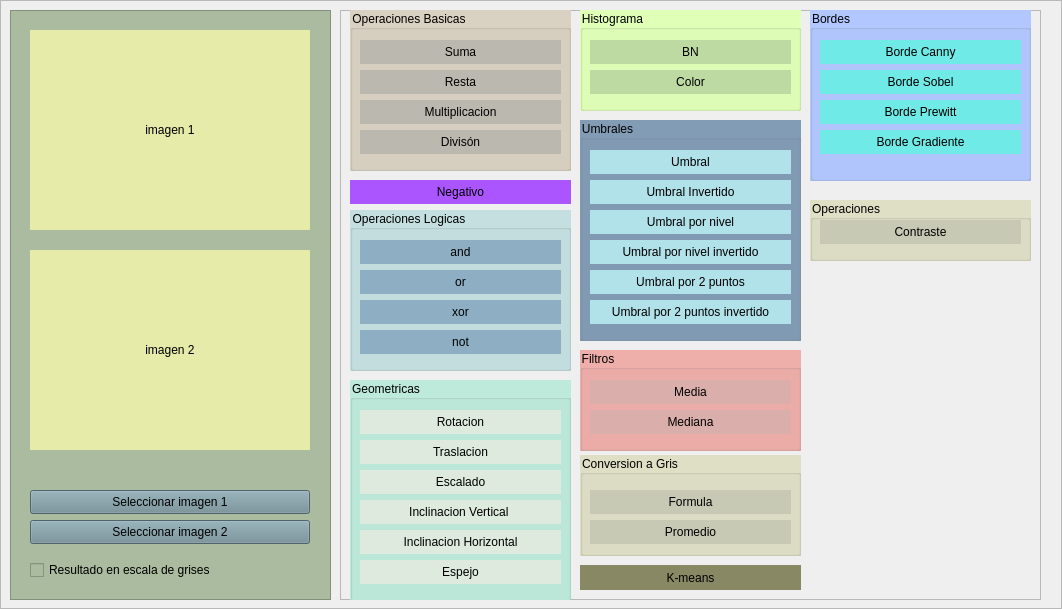
This is main.ui in AlvaroCastro1/openCV as Qt 5 draws it before an edit. The edited form follows.
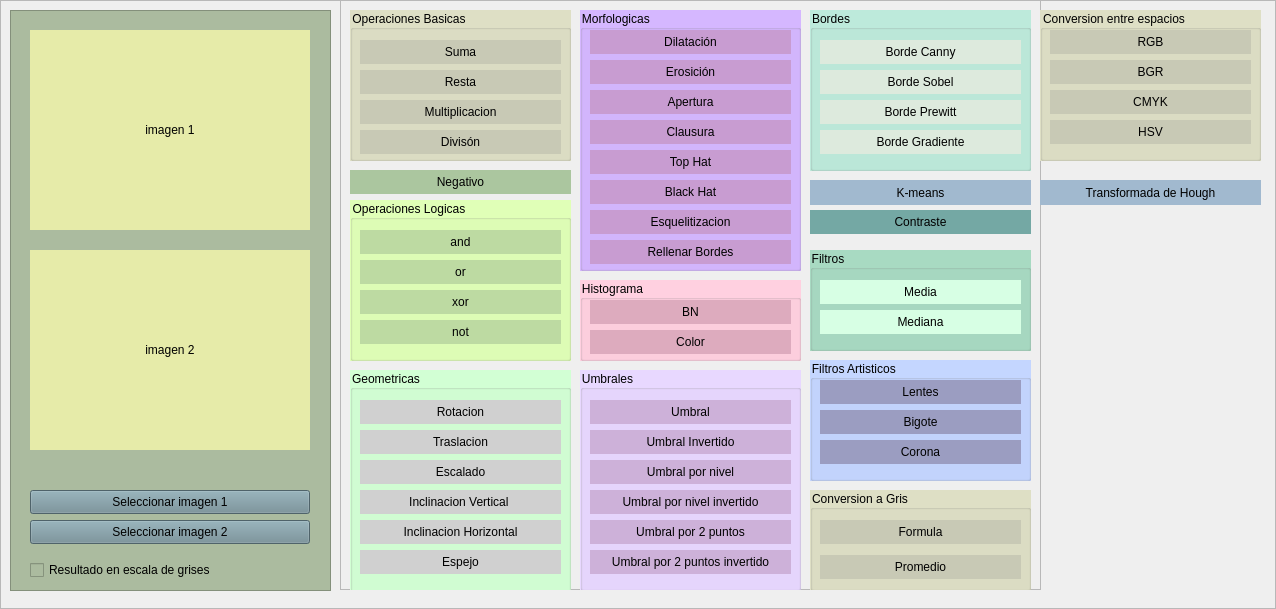
This is the edited form.

Patch:
```diff
--- a/main.ui
+++ b/main.ui
@@ -6,7 +6,7 @@
    <rect>
     <x>0</x>
     <y>0</y>
-    <width>1062</width>
+    <width>1276</width>
     <height>609</height>
    </rect>
   </property>
@@ -50,7 +50,7 @@
          <x>10</x>
          <y>10</y>
          <width>321</width>
-         <height>590</height>
+         <height>581</height>
         </rect>
        </property>
        <property name="styleSheet">
@@ -151,7 +151,7 @@
        <property name="geometry">
         <rect>
          <x>340</x>
-         <y>10</y>
+         <y>0</y>
          <width>701</width>
          <height>590</height>
         </rect>
@@ -180,26 +180,26 @@
         <property name="geometry">
          <rect>
           <x>10</x>
-          <y>0</y>
+          <y>10</y>
           <width>221</width>
-          <height>161</height>
+          <height>151</height>
          </rect>
         </property>
         <property name="styleSheet">
          <string notr="true">QGroupBox{
-	background-color: rgb(217, 209, 194);
+	background-color: rgb(222, 223, 197);
 	color: rgb(0, 0, 0);
 }
 
 QPushButton{
-	background-color: rgb(187, 184, 175);
+	background-color: rgb(200, 201, 181);
 	border-radius: 20px;
 }
 
 QPushButton:hover {
-	color: rgb(255,255,255);
-	background-color: rgb(97, 105, 83);
-}</string>
+	background-color: rgb(178, 179,159);
+}
+</string>
         </property>
         <property name="title">
          <string>Operaciones Basicas</string>
@@ -271,8 +271,12 @@
         </property>
         <property name="styleSheet">
          <string notr="true">QPushButton{
-	background-color: rgb(170, 85, 255);
+	background-color: rgb(171, 198, 159);
 	border-radius: 20px;
+}
+QPushButton:hover {
+	color: rgb(255,255,255);
+	background-color: rgb(182, 204, 181);
 }</string>
         </property>
         <property name="text">
@@ -290,17 +294,18 @@
         </property>
         <property name="styleSheet">
          <string notr="true">QGroupBox{
-	background-color: rgb(197, 223, 224);
+	background-color: rgb(224, 255, 183);
 	color: rgb(0, 0, 0);
 }
 
 QPushButton{
-	background-color: rgb(141, 174, 195);
+	background-color: rgb(189, 218, 162);
 	border-radius: 20px;
 }
 
 QPushButton:hover {
-	background-color: rgb(41, 174, 195);
+	color: rgb(255,255,255);
+	background-color: rgb(235, 255, 213);
 }</string>
         </property>
         <property name="title">
@@ -373,12 +378,12 @@
         </property>
         <property name="styleSheet">
          <string notr="true">QGroupBox{
-	background-color: rgb(189, 234, 219);
+	background-color: rgb(210, 255, 212);
 	color: rgb(0, 0, 0);
 }
 
 QPushButton{
-	background-color: rgb(221, 234, 221);
+	background-color:rgb(208, 208, 208);
 	border-radius: 20px;
 }
 
@@ -475,25 +480,25 @@
         <property name="geometry">
          <rect>
           <x>240</x>
-          <y>0</y>
+          <y>280</y>
           <width>221</width>
-          <height>101</height>
+          <height>81</height>
          </rect>
         </property>
         <property name="styleSheet">
          <string notr="true">QGroupBox{
-	background-color: rgb(224, 255, 183);
+	background-color: rgb(255, 208, 224);
 	color: rgb(0, 0, 0);
 }
 
 QPushButton{
-	background-color: rgb(189, 218, 162);
+	background-color: rgb(221, 171, 190);
 	border-radius: 20px;
 }
 
 QPushButton:hover {
 	color: rgb(255,255,255);
-	background-color: rgb(170, 170, 0);
+	background-color: rgb(255, 175, 242);
 }</string>
         </property>
         <property name="title">
@@ -503,7 +508,7 @@
          <property name="geometry">
           <rect>
            <x>10</x>
-           <y>30</y>
+           <y>20</y>
            <width>201</width>
            <height>24</height>
           </rect>
@@ -516,7 +521,7 @@
          <property name="geometry">
           <rect>
            <x>10</x>
-           <y>60</y>
+           <y>50</y>
            <width>201</width>
            <height>24</height>
           </rect>
@@ -526,28 +531,381 @@
          </property>
         </widget>
        </widget>
+       <widget class="QGroupBox" name="filtros">
+        <property name="geometry">
+         <rect>
+          <x>470</x>
+          <y>250</y>
+          <width>221</width>
+          <height>101</height>
+         </rect>
+        </property>
+        <property name="styleSheet">
+         <string notr="true">QGroupBox{
+	background-color: rgb(168, 218, 194);
+	color: rgb(0, 0, 0);
+}
+
+QPushButton{
+	background-color: rgb(215, 255, 228);
+	border-radius: 20px;
+}
+
+QPushButton:hover {
+	color: rgb(255,255,255);
+	background-color: rgb(209, 237, 240);
+}</string>
+        </property>
+        <property name="title">
+         <string>Filtros</string>
+        </property>
+        <widget class="QPushButton" name="btn_filtro_media">
+         <property name="geometry">
+          <rect>
+           <x>10</x>
+           <y>30</y>
+           <width>201</width>
+           <height>24</height>
+          </rect>
+         </property>
+         <property name="text">
+          <string>Media</string>
+         </property>
+        </widget>
+        <widget class="QPushButton" name="btn_filtro_mediana">
+         <property name="geometry">
+          <rect>
+           <x>10</x>
+           <y>60</y>
+           <width>201</width>
+           <height>24</height>
+          </rect>
+         </property>
+         <property name="text">
+          <string>Mediana</string>
+         </property>
+        </widget>
+       </widget>
+       <widget class="QGroupBox" name="filtros_2">
+        <property name="geometry">
+         <rect>
+          <x>470</x>
+          <y>10</y>
+          <width>221</width>
+          <height>161</height>
+         </rect>
+        </property>
+        <property name="styleSheet">
+         <string notr="true">QGroupBox{
+	background-color: rgb(189, 234, 219);
+	color: rgb(0, 0, 0);
+}
+
+QPushButton{
+	background-color: rgb(221, 234, 221);
+	border-radius: 20px;
+}
+
+QPushButton:hover {
+	background-color: rgb(173, 234, 218);
+}</string>
+        </property>
+        <property name="title">
+         <string>Bordes</string>
+        </property>
+        <widget class="QPushButton" name="btn_borde_canny">
+         <property name="geometry">
+          <rect>
+           <x>10</x>
+           <y>30</y>
+           <width>201</width>
+           <height>24</height>
+          </rect>
+         </property>
+         <property name="text">
+          <string>Borde Canny</string>
+         </property>
+        </widget>
+        <widget class="QPushButton" name="btn_borde_sobel">
+         <property name="geometry">
+          <rect>
+           <x>10</x>
+           <y>60</y>
+           <width>201</width>
+           <height>24</height>
+          </rect>
+         </property>
+         <property name="text">
+          <string>Borde Sobel</string>
+         </property>
+        </widget>
+        <widget class="QPushButton" name="btn_borde_prewitt">
+         <property name="geometry">
+          <rect>
+           <x>10</x>
+           <y>90</y>
+           <width>201</width>
+           <height>24</height>
+          </rect>
+         </property>
+         <property name="text">
+          <string>Borde Prewitt</string>
+         </property>
+        </widget>
+        <widget class="QPushButton" name="btn_borde_gradiente">
+         <property name="geometry">
+          <rect>
+           <x>10</x>
+           <y>120</y>
+           <width>201</width>
+           <height>24</height>
+          </rect>
+         </property>
+         <property name="text">
+          <string>Borde Gradiente</string>
+         </property>
+        </widget>
+       </widget>
+       <widget class="QGroupBox" name="conversiones_2">
+        <property name="geometry">
+         <rect>
+          <x>470</x>
+          <y>360</y>
+          <width>221</width>
+          <height>121</height>
+         </rect>
+        </property>
+        <property name="styleSheet">
+         <string notr="true">QGroupBox{
+	background-color: rgb(196, 214, 255);
+	color: rgb(0, 0, 0);
+}
+QPushButton{
+	background-color: rgb(215, 255, 228);
+	border-radius: 20px;
+}
+
+QPushButton:hover {
+	color: rgb(255,255,255);
+	background-color: rgb(230, 226, 255);
+}</string>
+        </property>
+        <property name="title">
+         <string>Filtros Artisticos </string>
+        </property>
+        <widget class="QPushButton" name="btn_lentes">
+         <property name="geometry">
+          <rect>
+           <x>10</x>
+           <y>20</y>
+           <width>201</width>
+           <height>24</height>
+          </rect>
+         </property>
+         <property name="styleSheet">
+          <string notr="true">QPushButton{
+	background-color: rgb(155, 157, 193);
+	border-radius: 20px;
+}</string>
+         </property>
+         <property name="text">
+          <string>Lentes</string>
+         </property>
+        </widget>
+        <widget class="QPushButton" name="btn_bigote">
+         <property name="geometry">
+          <rect>
+           <x>10</x>
+           <y>50</y>
+           <width>201</width>
+           <height>24</height>
+          </rect>
+         </property>
+         <property name="styleSheet">
+          <string notr="true">QPushButton{
+	background-color: rgb(155, 157, 193);
+	border-radius: 20px;
+}</string>
+         </property>
+         <property name="text">
+          <string>Bigote</string>
+         </property>
+        </widget>
+        <widget class="QPushButton" name="btn_corona">
+         <property name="geometry">
+          <rect>
+           <x>10</x>
+           <y>80</y>
+           <width>201</width>
+           <height>24</height>
+          </rect>
+         </property>
+         <property name="styleSheet">
+          <string notr="true">QPushButton{
+	background-color: rgb(155, 157, 193);
+	border-radius: 20px;
+}</string>
+         </property>
+         <property name="text">
+          <string>Corona</string>
+         </property>
+        </widget>
+       </widget>
+       <widget class="QGroupBox" name="conversiones_3">
+        <property name="geometry">
+         <rect>
+          <x>240</x>
+          <y>10</y>
+          <width>221</width>
+          <height>261</height>
+         </rect>
+        </property>
+        <property name="styleSheet">
+         <string notr="true">QGroupBox{
+	background-color:  rgb(213, 183, 255);
+	color: rgb(0, 0, 0);
+}
+
+QPushButton{
+	background-color: rgb(200, 156, 209);
+	border-radius: 20px;
+}
+
+QPushButton:hover {
+	background-color:rgb(226, 192, 230);
+}
+</string>
+        </property>
+        <property name="title">
+         <string>Morfologicas </string>
+        </property>
+        <widget class="QPushButton" name="btn_dilatacion">
+         <property name="geometry">
+          <rect>
+           <x>10</x>
+           <y>20</y>
+           <width>201</width>
+           <height>24</height>
+          </rect>
+         </property>
+         <property name="text">
+          <string>Dilatación</string>
+         </property>
+        </widget>
+        <widget class="QPushButton" name="btn_erosion">
+         <property name="geometry">
+          <rect>
+           <x>10</x>
+           <y>50</y>
+           <width>201</width>
+           <height>24</height>
+          </rect>
+         </property>
+         <property name="text">
+          <string>Erosición</string>
+         </property>
+        </widget>
+        <widget class="QPushButton" name="btn_apertura">
+         <property name="geometry">
+          <rect>
+           <x>10</x>
+           <y>80</y>
+           <width>201</width>
+           <height>24</height>
+          </rect>
+         </property>
+         <property name="text">
+          <string>Apertura</string>
+         </property>
+        </widget>
+        <widget class="QPushButton" name="btn_esqueleto">
+         <property name="geometry">
+          <rect>
+           <x>10</x>
+           <y>200</y>
+           <width>201</width>
+           <height>24</height>
+          </rect>
+         </property>
+         <property name="text">
+          <string>Esquelitizacion</string>
+         </property>
+        </widget>
+        <widget class="QPushButton" name="btn_clausura">
+         <property name="geometry">
+          <rect>
+           <x>10</x>
+           <y>110</y>
+           <width>201</width>
+           <height>24</height>
+          </rect>
+         </property>
+         <property name="text">
+          <string>Clausura</string>
+         </property>
+        </widget>
+        <widget class="QPushButton" name="btn_rellenar">
+         <property name="geometry">
+          <rect>
+           <x>10</x>
+           <y>230</y>
+           <width>201</width>
+           <height>24</height>
+          </rect>
+         </property>
+         <property name="text">
+          <string>Rellenar Bordes</string>
+         </property>
+        </widget>
+        <widget class="QPushButton" name="btn_top">
+         <property name="geometry">
+          <rect>
+           <x>10</x>
+           <y>140</y>
+           <width>201</width>
+           <height>24</height>
+          </rect>
+         </property>
+         <property name="text">
+          <string>Top Hat</string>
+         </property>
+        </widget>
+        <widget class="QPushButton" name="btn_black">
+         <property name="geometry">
+          <rect>
+           <x>10</x>
+           <y>170</y>
+           <width>201</width>
+           <height>24</height>
+          </rect>
+         </property>
+         <property name="text">
+          <string>Black Hat</string>
+         </property>
+        </widget>
+       </widget>
        <widget class="QGroupBox" name="Umbrales">
         <property name="geometry">
          <rect>
           <x>240</x>
-          <y>110</y>
+          <y>370</y>
           <width>221</width>
           <height>221</height>
          </rect>
         </property>
         <property name="styleSheet">
          <string notr="true">QGroupBox{
-	background-color: rgb(131, 156, 181);
+	background-color: rgb(232, 216, 255);
 	color: rgb(0, 0, 0);
 }
 
 QPushButton{
-	background-color: rgb(177, 225, 233);
+	background-color: rgb(205, 177, 217);
 	border-radius: 20px;
 }
 
 QPushButton:hover {
-	background-color: rgb(110, 225, 233);
+	background-color: rgb(211, 175, 212);
 }</string>
         </property>
         <property name="title">
@@ -635,66 +993,34 @@
          </property>
         </widget>
        </widget>
-       <widget class="QGroupBox" name="filtros">
+       <widget class="QPushButton" name="btn_kmeans">
         <property name="geometry">
          <rect>
-          <x>240</x>
-          <y>340</y>
+          <x>470</x>
+          <y>180</y>
           <width>221</width>
-          <height>101</height>
+          <height>25</height>
          </rect>
         </property>
         <property name="styleSheet">
-         <string notr="true">QGroupBox{
-	background-color: rgb(238, 174, 170);
-	color: rgb(0, 0, 0);
-}
-
-QPushButton{
-	background-color: rgb(218, 174, 170);
+         <string notr="true">QPushButton{
+	background-color: rgb(161, 185, 207);
 	border-radius: 20px;
 }
-
 QPushButton:hover {
 	color: rgb(255,255,255);
-	background-color: rgb(178, 174, 170);
+	background-color: rgb(156, 213, 209);
 }</string>
         </property>
-        <property name="title">
-         <string>Filtros</string>
+        <property name="text">
+         <string>K-means</string>
         </property>
-        <widget class="QPushButton" name="btn_filtro_media">
-         <property name="geometry">
-          <rect>
-           <x>10</x>
-           <y>30</y>
-           <width>201</width>
-           <height>24</height>
-          </rect>
-         </property>
-         <property name="text">
-          <string>Media</string>
-         </property>
-        </widget>
-        <widget class="QPushButton" name="btn_filtro_mediana">
-         <property name="geometry">
-          <rect>
-           <x>10</x>
-           <y>60</y>
-           <width>201</width>
-           <height>24</height>
-          </rect>
-         </property>
-         <property name="text">
-          <string>Mediana</string>
-         </property>
-        </widget>
        </widget>
        <widget class="QGroupBox" name="conversiones">
         <property name="geometry">
          <rect>
-          <x>240</x>
-          <y>445</y>
+          <x>470</x>
+          <y>490</y>
           <width>221</width>
           <height>101</height>
          </rect>
@@ -721,7 +1047,7 @@
          <property name="geometry">
           <rect>
            <x>10</x>
-           <y>35</y>
+           <y>30</y>
            <width>201</width>
            <height>24</height>
           </rect>
@@ -744,117 +1070,41 @@
          </property>
         </widget>
        </widget>
-       <widget class="QPushButton" name="btn_kmeans">
+       <widget class="QPushButton" name="btn_contraste">
         <property name="geometry">
          <rect>
-          <x>240</x>
-          <y>555</y>
+          <x>470</x>
+          <y>210</y>
           <width>221</width>
-          <height>25</height>
+          <height>24</height>
          </rect>
         </property>
         <property name="styleSheet">
          <string notr="true">QPushButton{
-	background-color: rgb(136, 136, 101);
+	background-color: rgb(116, 168, 164);
 	border-radius: 20px;
-}</string>
-        </property>
-        <property name="text">
-         <string>K-means</string>
-        </property>
-       </widget>
-       <widget class="QGroupBox" name="filtros_2">
-        <property name="geometry">
-         <rect>
-          <x>470</x>
-          <y>0</y>
-          <width>221</width>
-          <height>171</height>
-         </rect>
-        </property>
-        <property name="styleSheet">
-         <string notr="true">QGroupBox{
-	background-color:rgb(178, 199, 255);
-	color: rgb(0, 0, 0);
 }
-
-QPushButton{
-	background-color: rgb(111, 234, 230) ;
-	border-radius: 20px;
-}
-
 QPushButton:hover {
 	color: rgb(255,255,255);
-	background-color: rgb(173, 207, 196);
+	background-color: rgb(139, 199, 154);
 }</string>
         </property>
-        <property name="title">
-         <string>Bordes</string>
+        <property name="text">
+         <string>Contraste</string>
         </property>
-        <widget class="QPushButton" name="btn_borde_canny">
-         <property name="geometry">
-          <rect>
-           <x>10</x>
-           <y>30</y>
-           <width>201</width>
-           <height>24</height>
-          </rect>
-         </property>
-         <property name="text">
-          <string>Borde Canny</string>
-         </property>
-        </widget>
-        <widget class="QPushButton" name="btn_borde_sobel">
-         <property name="geometry">
-          <rect>
-           <x>10</x>
-           <y>60</y>
-           <width>201</width>
-           <height>24</height>
-          </rect>
-         </property>
-         <property name="text">
-          <string>Borde Sobel</string>
-         </property>
-        </widget>
-        <widget class="QPushButton" name="btn_borde_prewitt">
-         <property name="geometry">
-          <rect>
-           <x>10</x>
-           <y>90</y>
-           <width>201</width>
-           <height>24</height>
-          </rect>
-         </property>
-         <property name="text">
-          <string>Borde Prewitt</string>
-         </property>
-        </widget>
-        <widget class="QPushButton" name="btn_borde_gradiente">
-         <property name="geometry">
-          <rect>
-           <x>10</x>
-           <y>120</y>
-           <width>201</width>
-           <height>24</height>
-          </rect>
-         </property>
-         <property name="text">
-          <string>Borde Gradiente</string>
-         </property>
-        </widget>
        </widget>
-       <widget class="QGroupBox" name="conversiones_2">
-        <property name="geometry">
-         <rect>
-          <x>470</x>
-          <y>190</y>
-          <width>221</width>
-          <height>61</height>
-         </rect>
-        </property>
-        <property name="styleSheet">
-         <string notr="true">QGroupBox{
+      </widget>
+      <widget class="QGroupBox" name="conversiones_4">
+       <property name="geometry">
+        <rect>
+         <x>1040</x>
+         <y>10</y>
+         <width>221</width>
+         <height>151</height>
+        </rect>
+       </property>
+       <property name="styleSheet">
+        <string notr="true">QGroupBox{
 	background-color: rgb(222, 223, 197);
 	color: rgb(0, 0, 0);
 }
@@ -867,24 +1117,85 @@
 QPushButton:hover {
 	background-color: rgb(178, 179,159);
 }</string>
+       </property>
+       <property name="title">
+        <string>Conversion entre espacios</string>
+       </property>
+       <widget class="QPushButton" name="btn_rgb">
+        <property name="geometry">
+         <rect>
+          <x>10</x>
+          <y>20</y>
+          <width>201</width>
+          <height>24</height>
+         </rect>
         </property>
-        <property name="title">
-         <string>Operaciones</string>
+        <property name="text">
+         <string>RGB</string>
         </property>
-        <widget class="QPushButton" name="btn_contraste">
-         <property name="geometry">
-          <rect>
-           <x>10</x>
-           <y>20</y>
-           <width>201</width>
-           <height>24</height>
-          </rect>
-         </property>
-         <property name="text">
-          <string>Contraste</string>
-         </property>
-        </widget>
        </widget>
+       <widget class="QPushButton" name="btn_bgr">
+        <property name="geometry">
+         <rect>
+          <x>10</x>
+          <y>50</y>
+          <width>201</width>
+          <height>24</height>
+         </rect>
+        </property>
+        <property name="text">
+         <string>BGR</string>
+        </property>
+       </widget>
+       <widget class="QPushButton" name="btn_bgr_2">
+        <property name="geometry">
+         <rect>
+          <x>10</x>
+          <y>80</y>
+          <width>201</width>
+          <height>24</height>
+         </rect>
+        </property>
+        <property name="text">
+         <string>CMYK</string>
+        </property>
+       </widget>
+       <widget class="QPushButton" name="btn_bgr_3">
+        <property name="geometry">
+         <rect>
+          <x>10</x>
+          <y>110</y>
+          <width>201</width>
+          <height>24</height>
+         </rect>
+        </property>
+        <property name="text">
+         <string>HSV</string>
+        </property>
+       </widget>
+      </widget>
+      <widget class="QPushButton" name="btn_transformada">
+       <property name="geometry">
+        <rect>
+         <x>1040</x>
+         <y>180</y>
+         <width>221</width>
+         <height>25</height>
+        </rect>
+       </property>
+       <property name="styleSheet">
+        <string notr="true">QPushButton{
+	background-color: rgb(161, 185, 207);
+	border-radius: 20px;
+}
+QPushButton:hover {
+	color: rgb(255,255,255);
+	background-color: rgb(156, 213, 209);
+}</string>
+       </property>
+       <property name="text">
+        <string>Transformada de Hough</string>
+       </property>
       </widget>
      </widget>
     </item>
```
